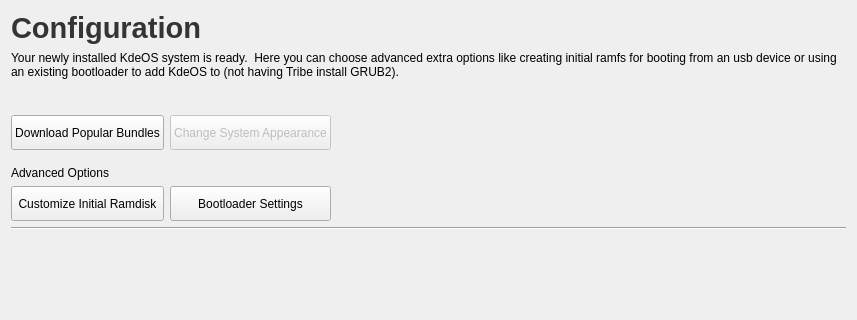
Qt form ui/pages/config.ui (KdeOs/Tribe) before a commit; both pictures show x 0 to 857 and y 0 to 320 of the 857 by 747 pixel window.
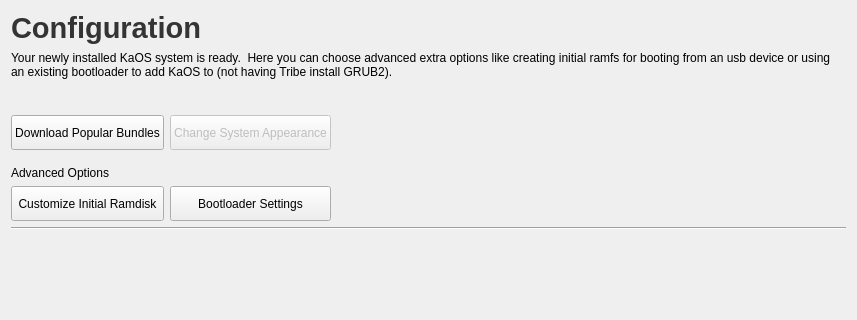
The same form after that commit. Custom widgets are drawn as their Qt base class.

Commit message: convert tribe to KaOS

```diff
--- a/ui/pages/config.ui
+++ b/ui/pages/config.ui
@@ -937,7 +937,7 @@
    <item row="1" column="0">
     <widget class="QLabel" name="label_2">
      <property name="text">
-      <string>Your newly installed KdeOS system is ready.  Here you can choose advanced extra options like creating initial ramfs for booting from an usb device or using an existing bootloader to add KdeOS to (not having Tribe install GRUB2). </string>
+      <string>Your newly installed KaOS system is ready.  Here you can choose advanced extra options like creating initial ramfs for booting from an usb device or using an existing bootloader to add KaOS to (not having Tribe install GRUB2). </string>
      </property>
      <property name="wordWrap">
       <bool>true</bool>
```
The commit also changes 12 other files.
